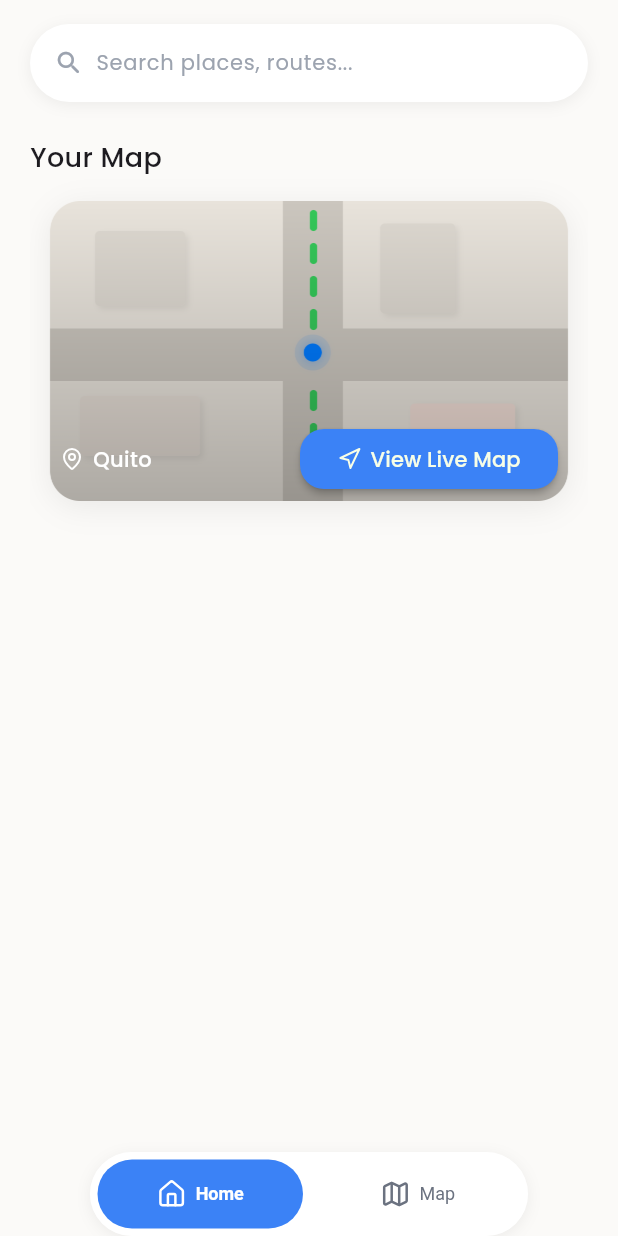
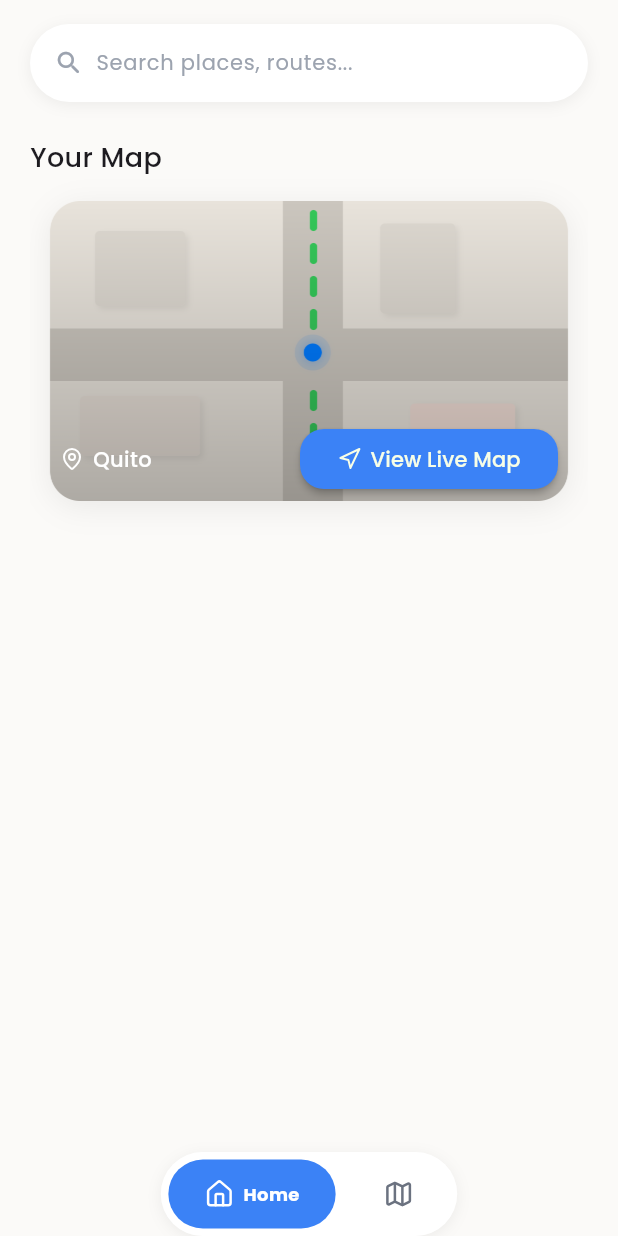
Before and after one commit to david-simba/rastro, a Flutter app: the screen it shows after launch, on a phone screen of 412 x 824 dp. Run offline on Flutter 3.47's test engine with Material 3 defaults, Android fonts, the light colour scheme and no system bars; our stand-ins replace flutter_dotenv, flutter_lucide, flutter_riverpod, go_router; missing offline and left inert: mapbox_maps_flutter.

Commit message:
feat(rastro): update floating navbar ui

```diff
--- a/packages/app_ui/lib/src/widgets/bottom_nav/app_floating_nav_bar.dart
+++ b/packages/app_ui/lib/src/widgets/bottom_nav/app_floating_nav_bar.dart
@@ -7,7 +7,6 @@ import 'bottom_nav_item_data.dart';
 
 const double _kHeight = 56.0;
 const double _kBorderRadius = 32.0;
-const double _kHorizontalPadding = 60.0;
 
 const double _kBorderOpacity = 0.6;
 
@@ -19,7 +18,7 @@ const Duration _kAnimDuration = Duration(milliseconds: 200);
 const Curve _kAnimCurve = Curves.easeInOut;
 const double _kItemBorderRadius = 24.0;
 const double _kItemMargin = 4.0;
-const double _kItemHorizontalPadding = 10.0;
+const double _kItemHorizontalPadding = 24.0;
 const double _kIconSize = 20.0;
 const double _kIconLabelSpacing = 6.0;
 const double _kLabelFontSize = 12.0;
@@ -42,18 +41,16 @@ class AppFloatingNavBar extends StatelessWidget {
     final bottomPadding = MediaQuery.of(context).padding.bottom;
 
     return Padding(
-      padding: EdgeInsets.fromLTRB(
-        _kHorizontalPadding,
-        0,
-        _kHorizontalPadding,
-        bottomPadding,
-      ),
-      child: _NavBarBackground(
+      padding: EdgeInsets.only(bottom: bottomPadding),
       child: Row(
+        mainAxisAlignment: MainAxisAlignment.center,
+        children: [
+          _NavBarBackground(
+            child: Row(
+              mainAxisSize: MainAxisSize.min,
               children: List.generate(
                 items.length,
-            (i) => Expanded(
-              child: _NavItem(
+                (i) => _NavItem(
                   item: items[i],
                   isSelected: i == currentIndex,
                   onTap: () => onItemSelected(i),
@@ -61,6 +58,7 @@ class AppFloatingNavBar extends StatelessWidget {
               ),
             ),
           ),
+        ],
       ),
     );
   }
@@ -93,7 +91,6 @@ class _NavBarBackground extends StatelessWidget {
   }
 }
 
-
 class _NavItem extends StatelessWidget {
   const _NavItem({
     required this.item,
@@ -123,27 +120,34 @@ class _NavItem extends StatelessWidget {
         child: Row(
           mainAxisSize: MainAxisSize.min,
           children: [
-            AnimatedSwitcher(
-              duration: _kAnimDuration,
-              switchInCurve: _kAnimCurve,
-              switchOutCurve: _kAnimCurve,
-              child: Icon(
+            Icon(
               isSelected ? item.activeIcon : item.icon,
-                key: ValueKey(isSelected),
               size: _kIconSize,
               color: isSelected ? Colors.white : _kInactiveColor,
             ),
-            ),
-            const SizedBox(width: _kIconLabelSpacing),
-            AnimatedDefaultTextStyle(
+            ClipRect(
+              child: AnimatedSize(
                 duration: _kAnimDuration,
                 curve: _kAnimCurve,
-              style: TextStyle(
-                color: isSelected ? Colors.white : _kInactiveColor,
-                fontWeight: isSelected ? FontWeight.w600 : FontWeight.w400,
+                child: isSelected
+                    ? Padding(
+                        padding: const EdgeInsets.only(left: _kIconLabelSpacing),
+                        child: AnimatedOpacity(
+                          opacity: isSelected ? 1.0 : 0.0,
+                          duration: _kAnimDuration,
+                          curve: _kAnimCurve,
+                          child: Text(
+                            item.label,
+                            style: const TextStyle(
+                              color: Colors.white,
+                              fontWeight: FontWeight.w600,
                               fontSize: _kLabelFontSize,
                             ),
-              child: Text(item.label),
+                          ),
+                        ),
+                      )
+                    : const SizedBox.shrink(),
+              ),
             ),
           ],
         ),
```
Lines whose indentation alone changed are shown as unchanged.
